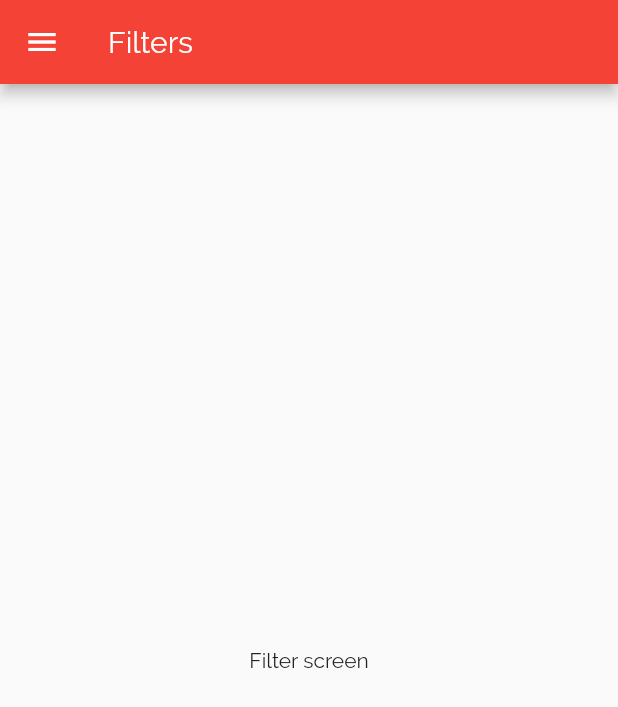
After one commit to bibishan-pandey/foodie_recipe, a Flutter app: the FiltersScreen screen opened by its route, on a phone screen of 412 x 824 dp. The commit adds this screen. Shown: the top 707 px of the screen. Run offline on Flutter 3.47's test engine with Material 2 defaults, Android fonts, the phone set to English and light mode, and no system bars.

Commit message:
feat: added filters screen

```diff
--- a/lib/main.dart
+++ b/lib/main.dart
@@ -1,6 +1,7 @@
 import 'package:flutter/material.dart';
 import 'package:foodie_app/screens/category_detail.dart';
 import 'package:foodie_app/screens/error.dart';
+import 'package:foodie_app/screens/filters.dart';
 import 'package:foodie_app/screens/recipe_detail.dart';
 import 'package:foodie_app/screens/tabs.dart';
 
@@ -51,6 +52,7 @@ class App extends StatelessWidget {
         // '/': (_) => TabsScreen(),
         CategoryDetailScreen.routeName: (_) => CategoryDetailScreen(),
         RecipeDetailScreen.routeName: (_) => RecipeDetailScreen(),
+        FiltersScreen.routeName: (_) => FiltersScreen(),
       },
       onGenerateRoute: (RouteSettings settings) {
         return MaterialPageRoute(builder: (ctx) => ErrorScreen());
--- /dev/null
+++ b/lib/screens/filters.dart
@@ -0,0 +1,19 @@
+import 'package:flutter/material.dart';
+import 'package:foodie_app/widgets/main_drawer.dart';
+
+class FiltersScreen extends StatelessWidget {
+  static const routeName = '/filters';
+
+  @override
+  Widget build(BuildContext context) {
+    return Scaffold(
+      appBar: AppBar(
+        title: Text('Filters'),
+      ),
+      drawer: MainDrawer(),
+      body: Center(
+        child: Text('Filter screen'),
+      ),
+    );
+  }
+}
```
Also changed, not shown: lib/screens/recipe_detail.dart (+9 -0 lines), lib/widgets/main_drawer.dart (+7 -3 lines), lib/widgets/recipe_item.dart (+12 -1 lines).
